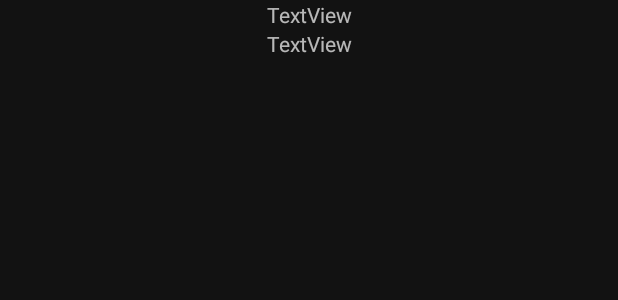
After one commit to GooDiVer/FoTra, an Android app: the layout activity_questionpage.xml on its own in the app's theme, with its tools: preview values and no code run, on a phone screen of 412 x 824 dp. The commit adds this screen. Shown: the top 300 px of the screen. Run offline under Robolectric (Android 15) with nearby library versions, the phone set to English and light mode, and no system bars.

Commit message:
screenshots for reamde are added

```diff
--- a/app/src/main/java/e/mi/fotra/DataClasses/forum/Question.kt
+++ b/app/src/main/java/e/mi/fotra/DataClasses/forum/Question.kt
@@ -1,9 +1,12 @@
 package e.mi.fotra.dataclasses.forum
+import android.os.Parcelable
 import androidx.annotation.Nullable
 import com.squareup.moshi.JsonClass
 
 import com.squareup.moshi.Json
+import kotlinx.android.parcel.Parcelize
 
+@Parcelize
 @JsonClass(generateAdapter = true)
 data class Question(
     @Json(name = "body")
@@ -24,7 +27,7 @@ data class Question(
     val topicVar: String,
     @Json(name = "id_post")
     val idPost: String
-)
+) : Parcelable
 
 @JsonClass(generateAdapter = true)
 data class QuestionRequest(
--- a/app/src/main/java/e/mi/fotra/api/WebProvider.kt
+++ b/app/src/main/java/e/mi/fotra/api/WebProvider.kt
@@ -13,7 +13,7 @@ import javax.net.ssl.X509TrustManager
 object WebProvider {
 
     private var baseUrl = "https://fotra-server-app.herokuapp.com"
-    private val token = "eyJhbGciOiJIUzI1NiJ9.eyJzdWIiOiJnb29keSIsInJvbGVzIjoiVVNFUiIsImlhdCI6MTU3NjYxNzE1MiwiZXhwIjoxNTc5MjA5MTUyfQ.hmBH1uKP6Rt02vGFpZOcURxYGwB7z2ibjHcSzw1gMk0"
+    private val token = "eyJhbGciOiJIUzI1NiJ9.eyJzdWIiOiJnb29keSIsInJvbGVzIjoiVVNFUiIsImlhdCI6MTU3OTYwMjQxNSwiZXhwIjoxNTgyMTk0NDE1fQ.ki6XW3CcINqmuUEuisA0ZAA3hJIq0G_sYz2swcVOAd8"
 
     fun generateOkHttpClient(): OkHttpClient {
 
--- a/app/src/main/java/e/mi/fotra/koin/ForumModule.kt
+++ b/app/src/main/java/e/mi/fotra/koin/ForumModule.kt
@@ -7,6 +7,6 @@ import org.koin.dsl.module
 
 object ForumModule {
     val module = module {
-        single<ForumGateway> {ForumGatewayImpl(forumService = get())}
+        single<ForumGateway> { ForumGatewayImpl(forumService = get()) }
     }
 }
--- /dev/null
+++ b/app/src/main/res/layout/activity_questionpage.xml
@@ -0,0 +1,32 @@
+<?xml version="1.0" encoding="utf-8"?>
+<androidx.constraintlayout.widget.ConstraintLayout xmlns:android="http://schemas.android.com/apk/res/android"
+    xmlns:app="http://schemas.android.com/apk/res-auto"
+    xmlns:tools="http://schemas.android.com/tools"
+    android:layout_width="match_parent"
+    android:layout_height="match_parent">
+
+    <TextView
+        android:id="@+id/titleQuestionText"
+        android:layout_width="wrap_content"
+        android:layout_height="wrap_content"
+        app:layout_constraintEnd_toEndOf="parent"
+        app:layout_constraintStart_toStartOf="parent"
+        app:layout_constraintTop_toTopOf="parent"
+        tools:text="TextView" />
+
+    <TextView
+        android:id="@+id/bodyQuestionText"
+        android:layout_width="wrap_content"
+        android:layout_height="wrap_content"
+        android:text="TextView"
+        app:layout_constraintEnd_toEndOf="parent"
+        app:layout_constraintStart_toStartOf="parent"
+        app:layout_constraintTop_toBottomOf="@+id/titleQuestionText" />
+
+    <androidx.recyclerview.widget.RecyclerView
+        android:id="@+id/recyclerView"
+        android:layout_width="match_parent"
+        android:layout_height="0dp"
+        app:layout_constraintBottom_toBottomOf="parent"
+        app:layout_constraintTop_toBottomOf="@+id/bodyQuestionText" />
+</androidx.constraintlayout.widget.ConstraintLayout>
```
Also changed, not shown: app/src/main/AndroidManifest.xml (+5 -4 lines), app/src/main/java/e/mi/fotra/DataClasses/forum/QuestionResponce.kt (added, +25 -0 lines), app/src/main/java/e/mi/fotra/adapter/QuestionAdapter.kt (+13 -10 lines), app/src/main/java/e/mi/fotra/navigationFragments/ForumFragment.kt (+11 -2 lines), app/src/main/java/e/mi/fotra/navigationFragments/QuestionPageActivity.kt (added, +28 -0 lines), app/src/main/res/layout/raw_question.xml (+24 -31 lines), 6 other files.
